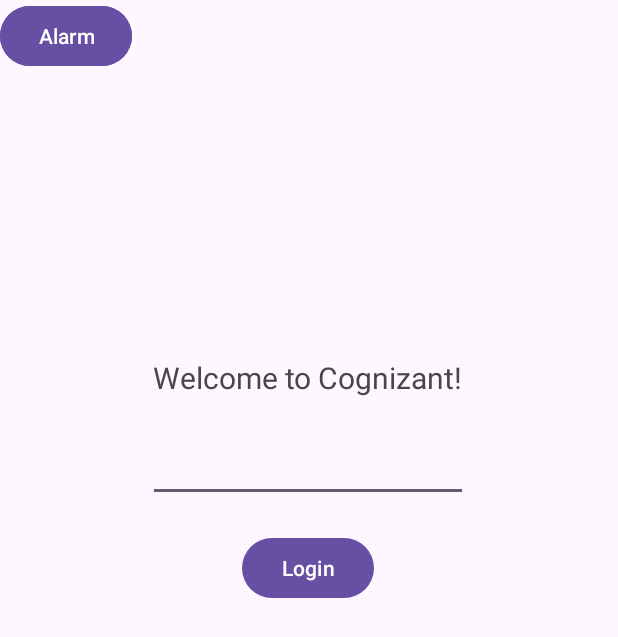
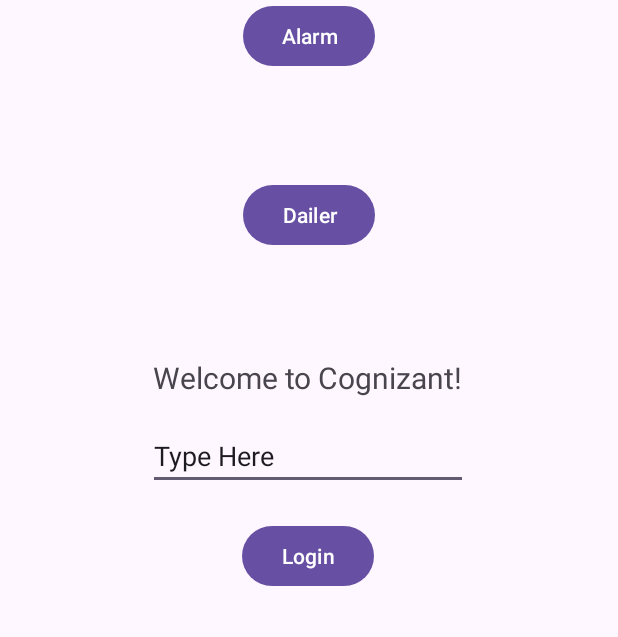
Before and after one commit to TiagoCognizant/CognizantRevEng_Phase1, an Android app: the screen it shows after launch (MainActivity), on a phone screen of 412 x 824 dp. Shown: the top 637 px of the screen. Run offline under Robolectric (Android 15) with nearby library versions, the light colour scheme and no system bars.

Commit message:
Layout Update

```diff
--- a/src/main/res/layout/activity_main.xml
+++ b/src/main/res/layout/activity_main.xml
@@ -36,10 +36,10 @@
         android:id="@+id/edName"
         android:layout_width="wrap_content"
         android:layout_height="wrap_content"
-        android:layout_marginTop="24dp"
+        android:layout_marginTop="16dp"
         android:ems="10"
         android:inputType="text"
-        android:text=""
+        android:text="Type Here"
         app:layout_constraintEnd_toEndOf="parent"
         app:layout_constraintHorizontal_bias="0.497"
         app:layout_constraintStart_toStartOf="parent"
@@ -51,18 +51,21 @@
         android:layout_height="wrap_content"
         android:onClick="openDailer"
         android:text="Dailer"
-        tools:ignore="MissingConstraints"
-        tools:layout_editor_absoluteX="159dp"
-        tools:layout_editor_absoluteY="123dp" />
+        app:layout_constraintBottom_toTopOf="@+id/tvMain"
+        app:layout_constraintEnd_toEndOf="parent"
+        app:layout_constraintStart_toStartOf="parent"
+        app:layout_constraintTop_toBottomOf="@+id/btnAlarm"
+        tools:ignore="MissingConstraints" />
 
     <Button
         android:id="@+id/btnAlarm"
         android:layout_width="wrap_content"
         android:layout_height="wrap_content"
+        android:onClick="setAlarm"
         android:text="Alarm"
-        android:onClick="setAlarm"
-        tools:layout_editor_absoluteX="156dp"
-        tools:layout_editor_absoluteY="42dp"
+        app:layout_constraintEnd_toEndOf="parent"
+        app:layout_constraintStart_toStartOf="parent"
+        app:layout_constraintTop_toTopOf="parent"
         tools:ignore="MissingConstraints" />
 
 </androidx.constraintlayout.widget.ConstraintLayout>
```
